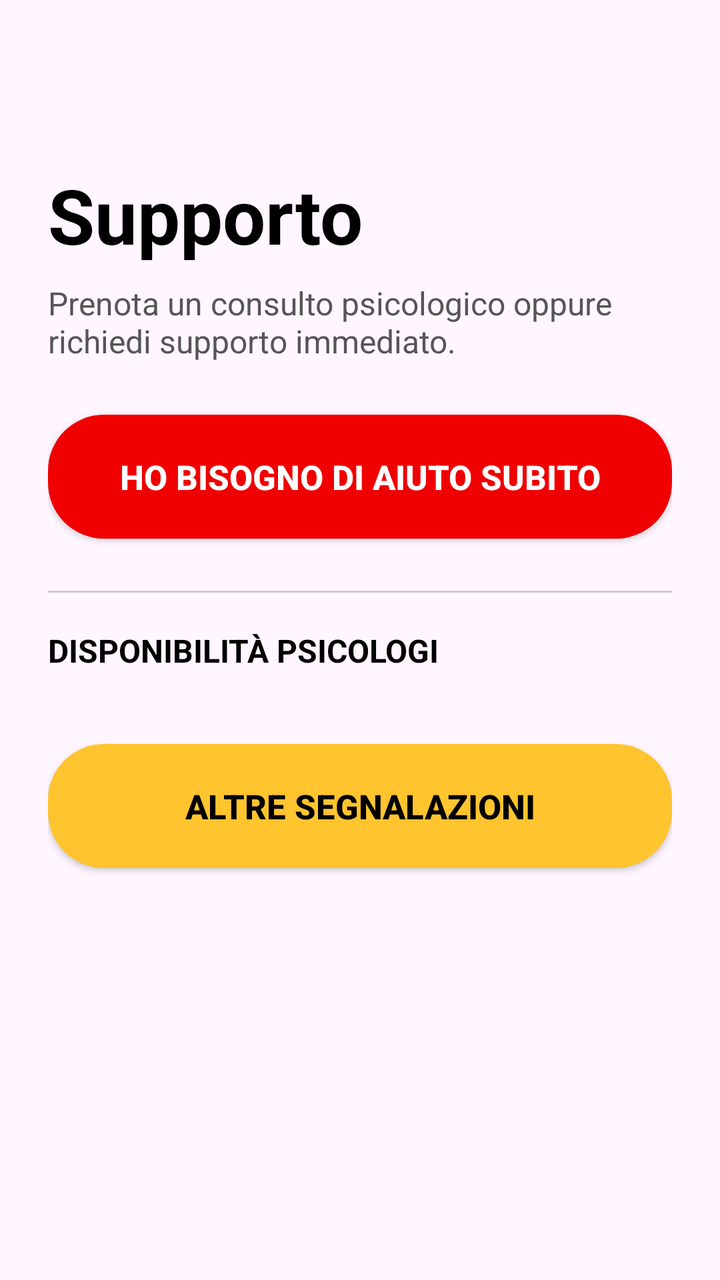
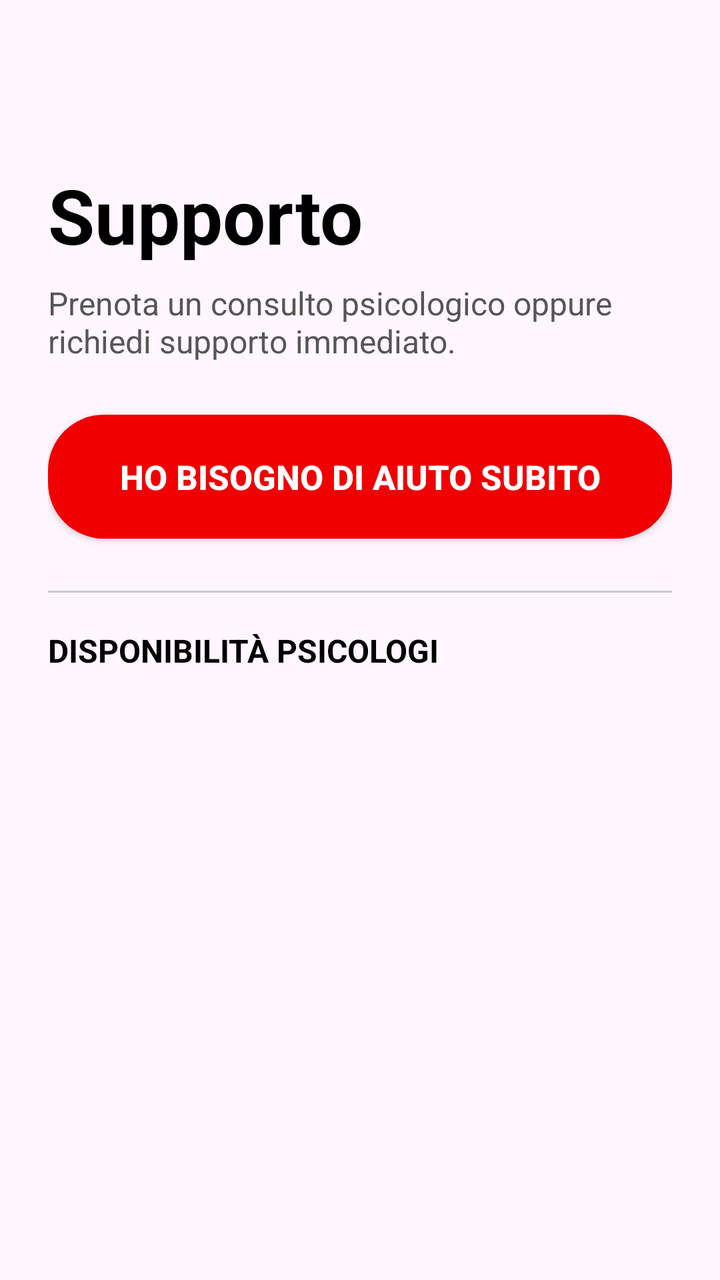

Compare the two renders of this Android layout. The source of the first and the diff that turns it into the second are given below.
<!-- AndroidManifest.xml: application theme Theme.ShieldUp -->
<!-- res/layout/fragment_support.xml -->
<?xml version="1.0" encoding="utf-8"?>
<ScrollView xmlns:android="http://schemas.android.com/apk/res/android"
    xmlns:app="http://schemas.android.com/apk/res-auto"
    android:layout_width="match_parent"
    android:layout_height="match_parent"
    android:background="@color/shield_light_bg"
    android:fillViewport="true">

    <LinearLayout
        android:layout_width="match_parent"
        android:layout_height="wrap_content"
        android:orientation="vertical"
        android:paddingStart="24dp"
        android:paddingTop="82dp"
        android:paddingEnd="24dp"
        android:paddingBottom="24dp">

        <TextView
            android:layout_width="match_parent"
            android:layout_height="wrap_content"
            android:text="Supporto"
            android:textColor="@color/black"
            android:textSize="38sp"
            android:textStyle="bold" />

        <TextView
            android:layout_width="match_parent"
            android:layout_height="wrap_content"
            android:layout_marginTop="8dp"
            android:text="Prenota un consulto psicologico oppure richiedi supporto immediato."
            android:textColor="#555555"
            android:textSize="16sp" />

        <Button
            android:id="@+id/btnUrgentHelp"
            android:layout_width="match_parent"
            android:layout_height="62dp"
            android:layout_marginTop="26dp"
            android:background="@drawable/bg_red_button"
            android:gravity="center"
            android:text="Ho bisogno di aiuto subito"
            android:textColor="@color/white"
            android:textSize="17sp"
            android:textStyle="bold"
            app:backgroundTint="@null" />

        <View
            android:layout_width="match_parent"
            android:layout_height="1dp"
            android:layout_marginTop="26dp"
            android:layout_marginBottom="18dp"
            android:background="#CCCCCC" />

        <TextView
            android:layout_width="match_parent"
            android:layout_height="wrap_content"
            android:text="DISPONIBILITÀ PSICOLOGI"
            android:textColor="@color/black"
            android:textSize="16sp"
            android:textStyle="bold" />

        <LinearLayout
            android:id="@+id/slotsContainer"
            android:layout_width="match_parent"
            android:layout_height="wrap_content"
            android:layout_marginTop="12dp"
            android:orientation="vertical" />

        <Button
            android:id="@+id/btnOtherReports"
            android:layout_width="match_parent"
            android:layout_height="62dp"
            android:layout_marginTop="24dp"
            android:background="@drawable/bg_yellow_button"
            android:gravity="center"
            android:text="Altre segnalazioni"
            android:textColor="@color/black"
            android:textSize="17sp"
            android:textStyle="bold"
            app:backgroundTint="@null" />

    </LinearLayout>

</ScrollView>
<!-- resources referenced by this layout -->
<resources>
  <color name="black">#000000</color>
  <color name="shield_light_bg">#FFF6FF</color>
  <color name="white">#FFFFFF</color>
  <!-- drawable bg_red_button (drawable) -->
  <?xml version="1.0" encoding="utf-8"?>
  <shape xmlns:android="http://schemas.android.com/apk/res/android">
      <solid android:color="@color/emergency_red" />
      <corners android:radius="28dp" />
  </shape>
  <!-- drawable bg_yellow_button (drawable) -->
  <?xml version="1.0" encoding="utf-8"?>
  <shape xmlns:android="http://schemas.android.com/apk/res/android">
      <solid android:color="@color/warning_yellow" />
      <corners android:radius="28dp" />
  </shape>
  <style name="Theme.ShieldUp" parent="Base.Theme.ShieldUp" />
  <color name="emergency_red">#F00000</color>
  <color name="warning_yellow">#FFC42E</color>
  <style name="Base.Theme.ShieldUp" parent="Theme.Material3.DayNight.NoActionBar">
          
          
      </style>
</resources>

<!-- the commit's change to res/layout/fragment_support.xml (unified diff, before → after) -->
@@ -66,19 +66,6 @@
             android:layout_marginTop="12dp"
             android:orientation="vertical" />
 
-        <Button
-            android:id="@+id/btnOtherReports"
-            android:layout_width="match_parent"
-            android:layout_height="62dp"
-            android:layout_marginTop="24dp"
-            android:background="@drawable/bg_yellow_button"
-            android:gravity="center"
-            android:text="Altre segnalazioni"
-            android:textColor="@color/black"
-            android:textSize="17sp"
-            android:textStyle="bold"
-            app:backgroundTint="@null" />
-
     </LinearLayout>
 
 </ScrollView>
<!-- resource entries referenced after the edit -->
@@ -9,15 +9,8 @@
       <solid android:color="@color/emergency_red" />
       <corners android:radius="28dp" />
   </shape>
-  <!-- drawable bg_yellow_button (drawable) -->
-  <?xml version="1.0" encoding="utf-8"?>
-  <shape xmlns:android="http://schemas.android.com/apk/res/android">
-      <solid android:color="@color/warning_yellow" />
-      <corners android:radius="28dp" />
-  </shape>
   <style name="Theme.ShieldUp" parent="Base.Theme.ShieldUp" />
   <color name="emergency_red">#F00000</color>
-  <color name="warning_yellow">#FFC42E</color>
   <style name="Base.Theme.ShieldUp" parent="Theme.Material3.DayNight.NoActionBar">
           
           
